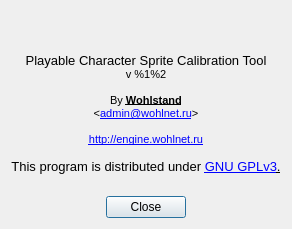
First picture: the form in PlayableCalibrator/about/about.ui, repository WohlSoft/Moondust-Project, before the edit.
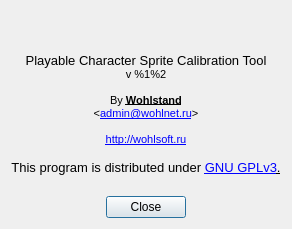
Second picture: the form after the edit. Icons and pictures are not drawn.

Commit message: Change URL at the about dialog of calibrator

The edit to the form file:
```diff
--- a/PlayableCalibrator/about/about.ui
+++ b/PlayableCalibrator/about/about.ui
@@ -33,15 +33,15 @@
       <string>&lt;!DOCTYPE HTML PUBLIC &quot;-//W3C//DTD HTML 4.0//EN&quot; &quot;http://www.w3.org/TR/REC-html40/strict.dtd&quot;&gt;
 &lt;html&gt;&lt;head&gt;&lt;meta name=&quot;qrichtext&quot; content=&quot;1&quot; /&gt;&lt;style type=&quot;text/css&quot;&gt;
 p, li { white-space: pre-wrap; }
-&lt;/style&gt;&lt;/head&gt;&lt;body style=&quot; font-family:'Liberation Sans'; font-size:8pt; font-weight:400; font-style:normal;&quot;&gt;
+&lt;/style&gt;&lt;/head&gt;&lt;body style=&quot; font-family:'Sans Serif'; font-size:9pt; font-weight:400; font-style:normal;&quot;&gt;
 &lt;p align=&quot;center&quot; style=&quot; margin-top:0px; margin-bottom:0px; margin-left:0px; margin-right:0px; -qt-block-indent:0; text-indent:0px;&quot;&gt;&lt;img src=&quot;:/images/Icon48.png&quot; /&gt;&lt;/p&gt;
-&lt;p align=&quot;center&quot; style=&quot;-qt-paragraph-type:empty; margin-top:0px; margin-bottom:0px; margin-left:0px; margin-right:0px; -qt-block-indent:0; text-indent:0px; font-size:8.25pt;&quot;&gt;&lt;br /&gt;&lt;/p&gt;
-&lt;p align=&quot;center&quot; style=&quot; margin-top:0px; margin-bottom:0px; margin-left:0px; margin-right:0px; -qt-block-indent:0; text-indent:0px;&quot;&gt;&lt;span style=&quot; font-size:10pt;&quot;&gt;Playable Character Sprite Calibration Tool&lt;/span&gt;&lt;/p&gt;
-&lt;p align=&quot;center&quot; style=&quot; margin-top:0px; margin-bottom:0px; margin-left:0px; margin-right:0px; -qt-block-indent:0; text-indent:0px;&quot;&gt;v %1%2&lt;/p&gt;
-&lt;p align=&quot;center&quot; style=&quot;-qt-paragraph-type:empty; margin-top:0px; margin-bottom:0px; margin-left:0px; margin-right:0px; -qt-block-indent:0; text-indent:0px;&quot;&gt;&lt;br /&gt;&lt;/p&gt;
-&lt;p align=&quot;center&quot; style=&quot; margin-top:0px; margin-bottom:0px; margin-left:0px; margin-right:0px; -qt-block-indent:0; text-indent:0px;&quot;&gt;By &lt;span style=&quot; font-weight:600; text-decoration: underline;&quot;&gt;Wohlstand&lt;br /&gt;&lt;/span&gt;&amp;lt;&lt;a href=&quot;mailto:admin@wohlnet.ru&quot;&gt;&lt;span style=&quot; text-decoration: underline; color:#0000ff;&quot;&gt;admin@wohlnet.ru&lt;/span&gt;&lt;/a&gt;&amp;gt;&lt;/p&gt;
-&lt;p align=&quot;center&quot; style=&quot;-qt-paragraph-type:empty; margin-top:0px; margin-bottom:0px; margin-left:0px; margin-right:0px; -qt-block-indent:0; text-indent:0px;&quot;&gt;&lt;br /&gt;&lt;/p&gt;
-&lt;p align=&quot;center&quot; style=&quot; margin-top:0px; margin-bottom:0px; margin-left:0px; margin-right:0px; -qt-block-indent:0; text-indent:0px;&quot;&gt;&lt;a href=&quot;http://engine.wohlnet.ru&quot;&gt;&lt;span style=&quot; text-decoration: underline; color:#0000ff;&quot;&gt;http://engine.wohlnet.ru&lt;/span&gt;&lt;/a&gt;&lt;br /&gt;&lt;/p&gt;
+&lt;p align=&quot;center&quot; style=&quot;-qt-paragraph-type:empty; margin-top:0px; margin-bottom:0px; margin-left:0px; margin-right:0px; -qt-block-indent:0; text-indent:0px; font-family:'Liberation Sans'; font-size:8.25pt;&quot;&gt;&lt;br /&gt;&lt;/p&gt;
+&lt;p align=&quot;center&quot; style=&quot; margin-top:0px; margin-bottom:0px; margin-left:0px; margin-right:0px; -qt-block-indent:0; text-indent:0px;&quot;&gt;&lt;span style=&quot; font-family:'Liberation Sans'; font-size:10pt;&quot;&gt;Playable Character Sprite Calibration Tool&lt;/span&gt;&lt;/p&gt;
+&lt;p align=&quot;center&quot; style=&quot; margin-top:0px; margin-bottom:0px; margin-left:0px; margin-right:0px; -qt-block-indent:0; text-indent:0px;&quot;&gt;&lt;span style=&quot; font-family:'Liberation Sans'; font-size:8pt;&quot;&gt;v %1%2&lt;/span&gt;&lt;/p&gt;
+&lt;p align=&quot;center&quot; style=&quot;-qt-paragraph-type:empty; margin-top:0px; margin-bottom:0px; margin-left:0px; margin-right:0px; -qt-block-indent:0; text-indent:0px; font-family:'Liberation Sans'; font-size:8pt;&quot;&gt;&lt;br /&gt;&lt;/p&gt;
+&lt;p align=&quot;center&quot; style=&quot; margin-top:0px; margin-bottom:0px; margin-left:0px; margin-right:0px; -qt-block-indent:0; text-indent:0px;&quot;&gt;&lt;span style=&quot; font-family:'Liberation Sans'; font-size:8pt;&quot;&gt;By &lt;/span&gt;&lt;span style=&quot; font-family:'Liberation Sans'; font-size:8pt; font-weight:600; text-decoration: underline;&quot;&gt;Wohlstand&lt;br /&gt;&lt;/span&gt;&lt;span style=&quot; font-family:'Liberation Sans'; font-size:8pt;&quot;&gt;&amp;lt;&lt;/span&gt;&lt;a href=&quot;mailto:admin@wohlnet.ru&quot;&gt;&lt;span style=&quot; font-family:'Liberation Sans'; font-size:8pt; text-decoration: underline; color:#0000ff;&quot;&gt;admin@wohlnet.ru&lt;/span&gt;&lt;/a&gt;&lt;span style=&quot; font-family:'Liberation Sans'; font-size:8pt;&quot;&gt;&amp;gt;&lt;/span&gt;&lt;/p&gt;
+&lt;p align=&quot;center&quot; style=&quot;-qt-paragraph-type:empty; margin-top:0px; margin-bottom:0px; margin-left:0px; margin-right:0px; -qt-block-indent:0; text-indent:0px; font-family:'Liberation Sans'; font-size:8pt;&quot;&gt;&lt;br /&gt;&lt;/p&gt;
+&lt;p align=&quot;center&quot; style=&quot; margin-top:0px; margin-bottom:0px; margin-left:0px; margin-right:0px; -qt-block-indent:0; text-indent:0px;&quot;&gt;&lt;a href=&quot;http://wohlsoft.ru&quot;&gt;&lt;span style=&quot; font-family:'Liberation Sans'; font-size:8pt; text-decoration: underline; color:#0000ff;&quot;&gt;http://wohlsoft.ru&lt;/span&gt;&lt;/a&gt;&lt;span style=&quot; font-family:'Liberation Sans'; font-size:8pt;&quot;&gt;&lt;br /&gt;&lt;/span&gt;&lt;/p&gt;
 &lt;p align=&quot;center&quot; style=&quot; margin-top:0px; margin-bottom:0px; margin-left:0px; margin-right:0px; -qt-block-indent:0; text-indent:0px;&quot;&gt;&lt;span style=&quot; font-family:'Liberation Sans'; font-size:10pt;&quot;&gt;This program is distributed under &lt;/span&gt;&lt;a href=&quot;http://www.gnu.org/licenses/gpl.html&quot;&gt;&lt;span style=&quot; font-family:'Liberation Sans'; font-size:10pt; text-decoration: underline; color:#0000ff;&quot;&gt;GNU GPLv3&lt;/span&gt;&lt;/a&gt;&lt;span style=&quot; font-family:'Liberation Sans'; font-size:10pt; text-decoration: underline;&quot;&gt;.&lt;/span&gt;&lt;/p&gt;&lt;/body&gt;&lt;/html&gt;</string>
      </property>
      <property name="alignment">
```
